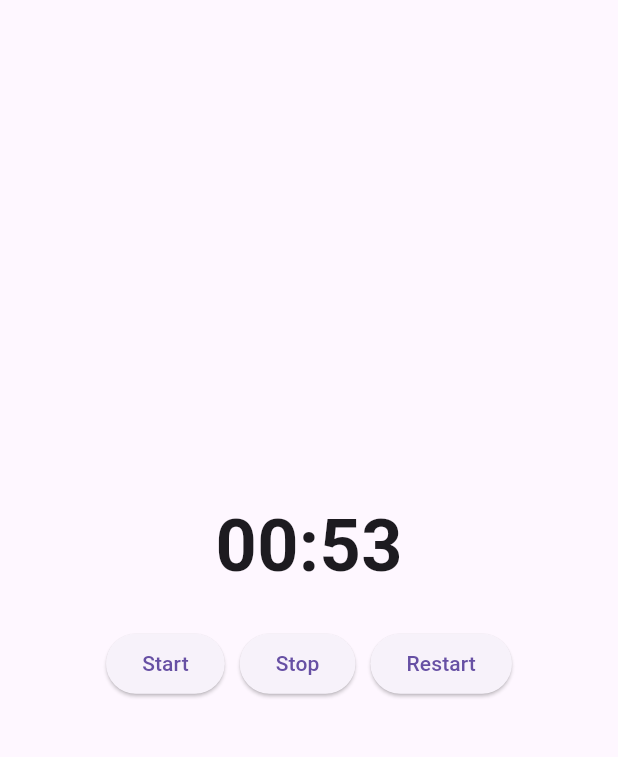
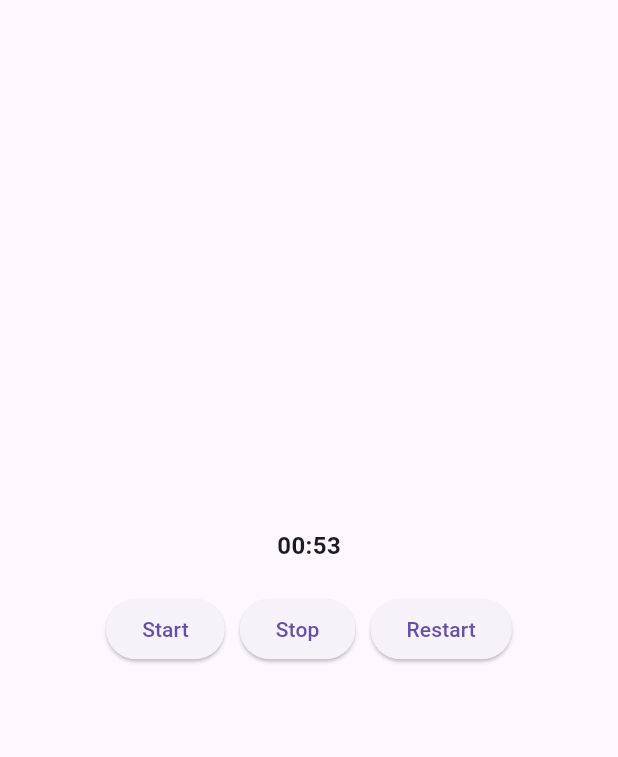
Before and after one commit to Renoldi/count_down_timer, a Flutter app: the screen it shows after launch, on a phone screen of 412 x 824 dp, the part 63-820 px from its top. Run offline on Flutter 3.47's test engine with Material 3 defaults, Android fonts, the phone set to English and light mode, and no system bars.

Commit message:
add style

```diff
--- a/lib/count_down_timer.dart
+++ b/lib/count_down_timer.dart
@@ -5,12 +5,14 @@ class CountdownTimer extends StatefulWidget {
   final Duration duration;
   final VoidCallback onFinish;
   final bool isRunning;
+  final TextStyle textStyle;
 
   const CountdownTimer({
     super.key,
     this.duration = const Duration(minutes: 1),
     required this.onFinish,
     this.isRunning = true,
+    this.textStyle = const TextStyle(fontSize: 16, fontWeight: FontWeight.bold),
   });
 
   @override
@@ -81,10 +83,7 @@ class CountdownTimerState extends State<CountdownTimer> {
       stream: _controller.stream,
       builder: (context, snapshot) {
         if (!snapshot.hasData) return CircularProgressIndicator();
-        return Text(
-          formatTime(snapshot.data!),
-          style: TextStyle(fontSize: 48, fontWeight: FontWeight.bold),
-        );
+        return Text(formatTime(snapshot.data!), style: widget.textStyle);
       },
     );
   }
```
